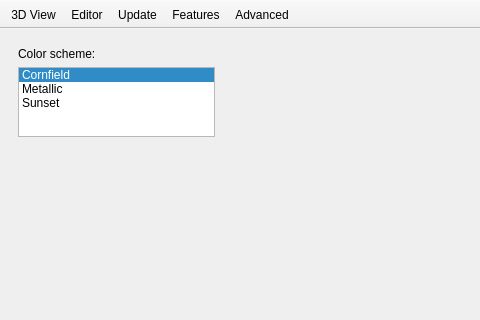
Old version of the form src/Preferences.ui in the repository openscad/openscad; both pictures show x 0 to 480 and y 0 to 320 of the 823 by 433 pixel window.
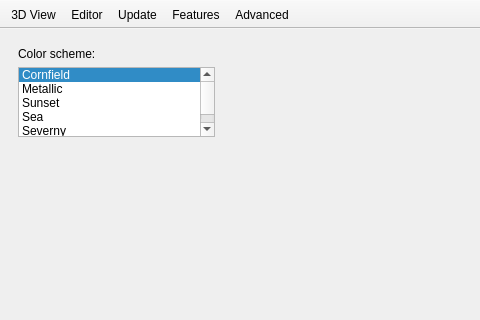
New version of the form. The open tabs and pages were chosen to show the change. Icons and pictures are not drawn.

Diff of the .ui file:
```diff
--- a/src/Preferences.ui
+++ b/src/Preferences.ui
@@ -65,6 +65,16 @@
                 <string>Sunset</string>
                </property>
               </item>
+              <item>
+               <property name="text">
+                <string>Sea</string>
+               </property>
+              </item>
+              <item>
+               <property name="text">
+                <string>Severny</string>
+               </property>
+              </item>
              </widget>
             </item>
            </layout>
```
Left out of the diff: 2 changed lines with no effect on the pictures.
